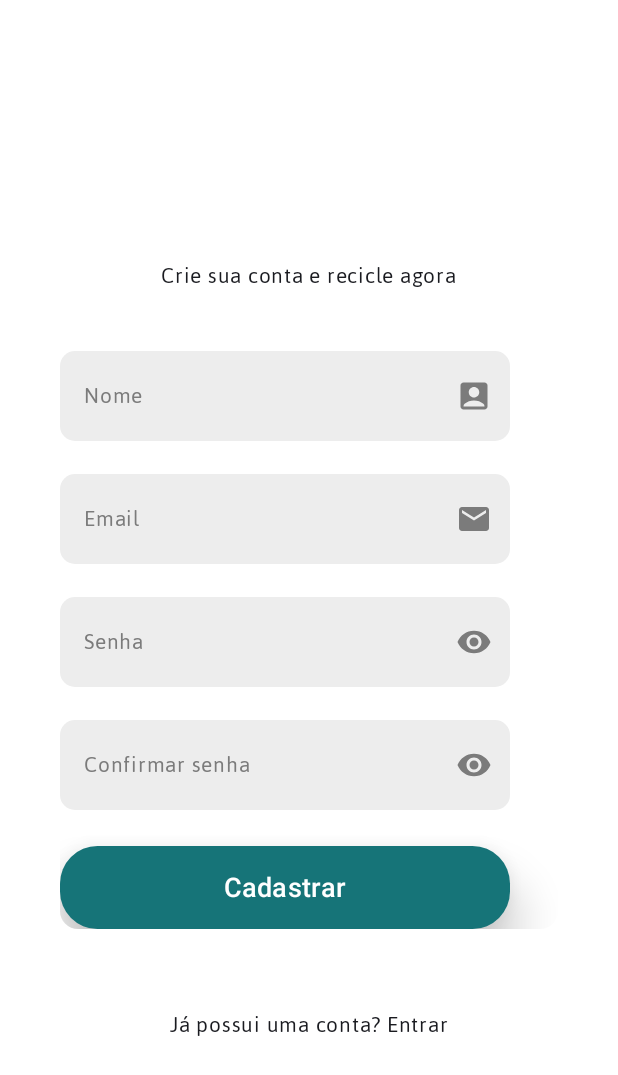
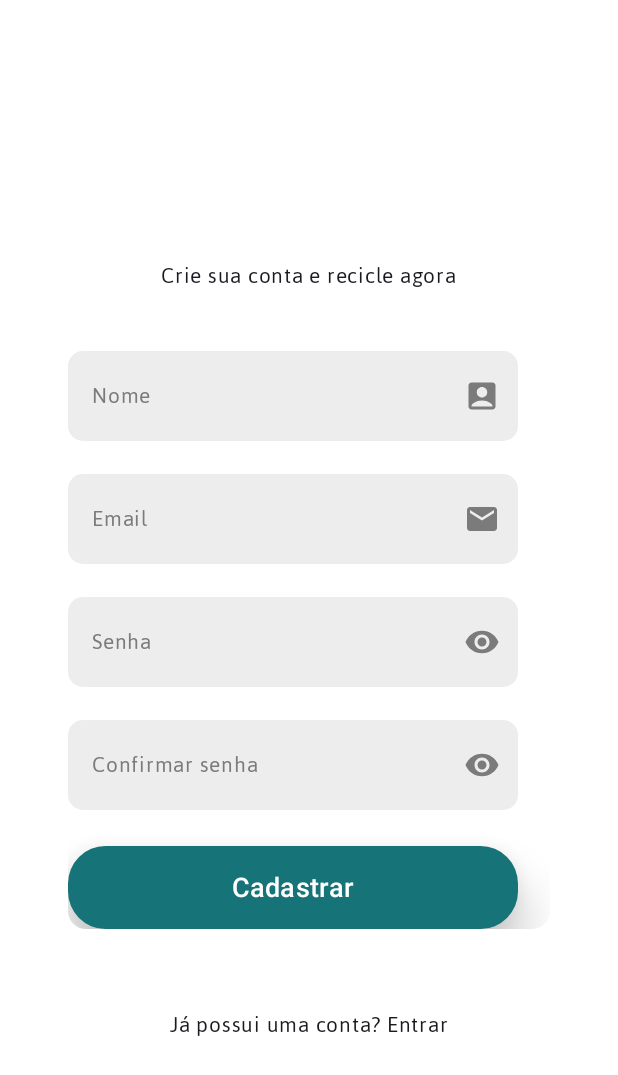
Before and after one commit to EcoCycle-FIAP/EcoCycleApp, an Android app built with Jetpack Compose: the screen it shows after launch (MainActivity), on a phone screen of 412 x 824 dp. Shown: the top 1075 px of the screen. Run offline under Robolectric (Android 15) with nearby library versions, the phone set to English and light mode, and no system bars.

Commit message:
Commit TK21 update 1

```diff
--- a/app/src/main/java/br/com/ecocycle/ecocycleapp/screens/cadastroelogin/CadastroELogin.kt
+++ b/app/src/main/java/br/com/ecocycle/ecocycleapp/screens/cadastroelogin/CadastroELogin.kt
@@ -50,9 +50,10 @@ fun CadastroScreen() {
                     fontSize = 16.sp
                 )
             }
-            Column(modifier = Modifier
+            Column(horizontalAlignment = Alignment.CenterHorizontally,
+                modifier = Modifier
                 .fillMaxWidth()
-                .padding(horizontal = 40.dp)
+                .padding(horizontal = 45.dp)
             ) {
                 Card (modifier = Modifier
                     //.height(300.dp)
```
